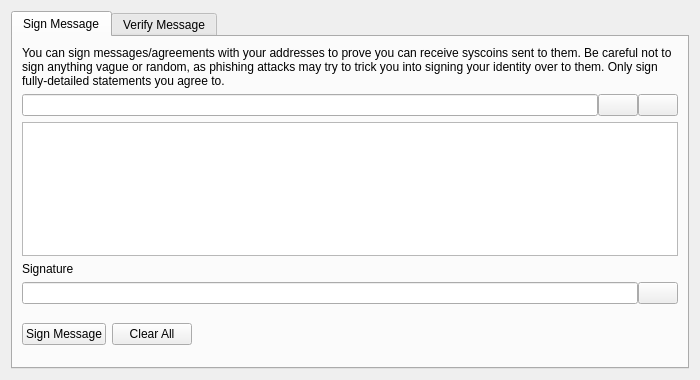
First picture: the form in src/qt/forms/signverifymessagedialog.ui, repository greggdourgarian/syscoin2, before the edit.
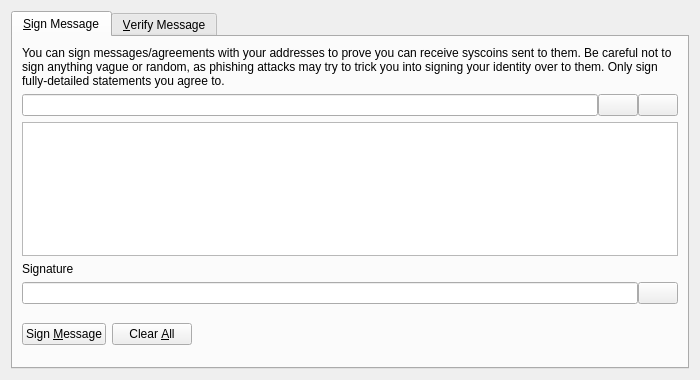
Second picture: the form after the edit. Custom widgets are drawn as their Qt base class.

Diff of the .ui file:
```diff
--- a/src/qt/forms/signverifymessagedialog.ui
+++ b/src/qt/forms/signverifymessagedialog.ui
@@ -24,7 +24,7 @@
      </property>
      <widget class="QWidget" name="tabSignMessage">
       <attribute name="title">
-       <string>Sign Message</string>
+       <string>&amp;Sign Message</string>
       </attribute>
       <layout class="QVBoxLayout" name="verticalLayout_SM">
        <item>
@@ -143,7 +143,7 @@
             <string>Sign the message to prove you own this Syscoin address</string>
            </property>
            <property name="text">
-            <string>Sign Message</string>
+            <string>Sign &amp;Message</string>
            </property>
            <property name="autoDefault">
             <bool>false</bool>
@@ -156,7 +156,7 @@
             <string>Reset all sign message fields</string>
            </property>
            <property name="text">
-            <string>Clear All</string>
+            <string>Clear &amp;All</string>
            </property>
            <property name="autoDefault">
             <bool>false</bool>
@@ -211,7 +211,7 @@
      </widget>
      <widget class="QWidget" name="tabVerifyMessage">
       <attribute name="title">
-       <string>Verify Message</string>
+       <string>&amp;Verify Message</string>
       </attribute>
       <layout class="QVBoxLayout" name="verticalLayout_VM">
        <item>
```
Left out of the diff: 4 changed lines with no effect on the pictures.
